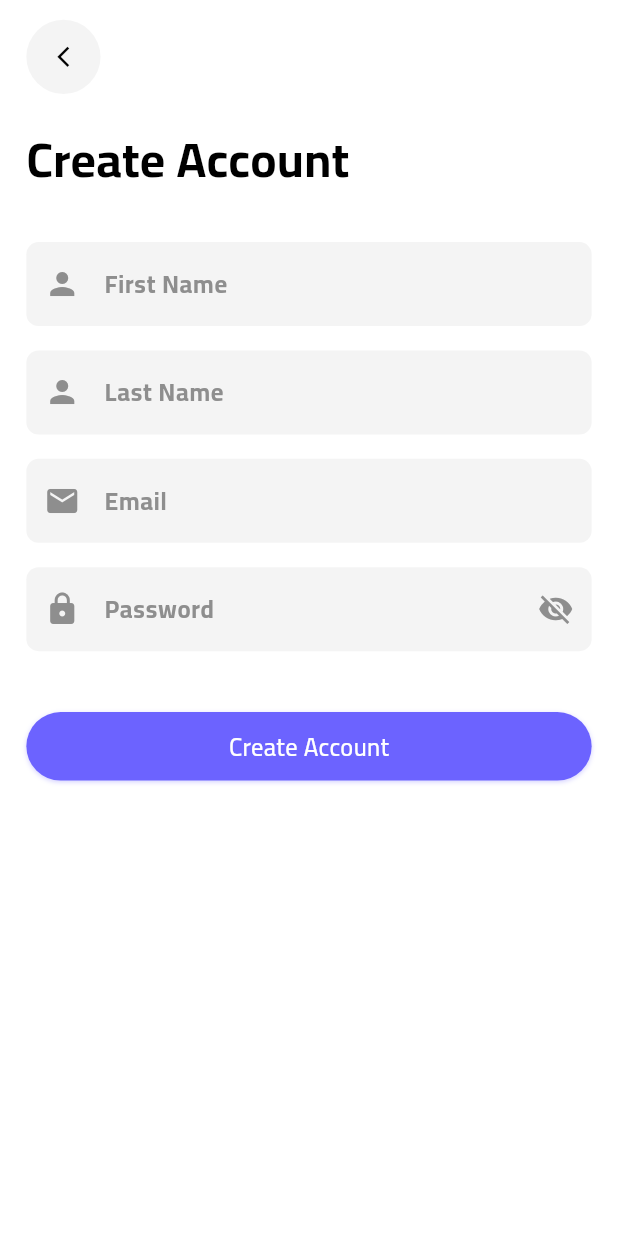
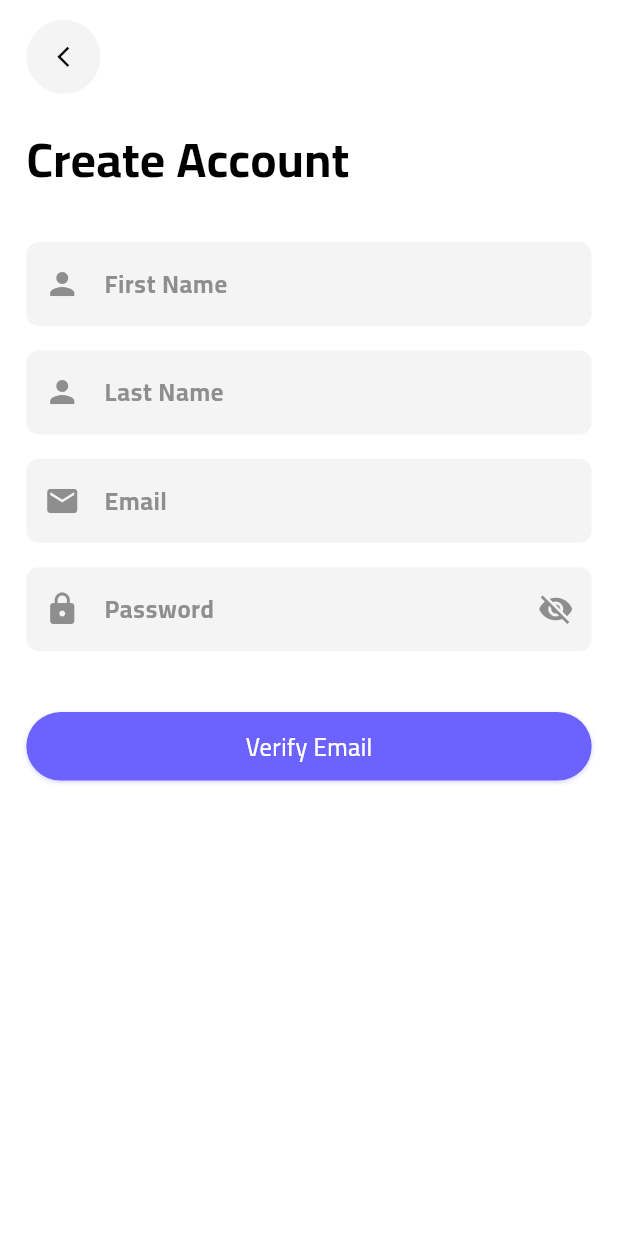
Before and after one commit to M-Fawzy2004/ShopApp, a Flutter app: the RegisterView screen opened by its route, on a phone screen of 412 x 824 dp. Run offline on Flutter 3.47's test engine with Material 3 defaults, Android fonts, the phone set to English and light mode, and no system bars; our stand-ins replace bloc, dartz, device_preview, equatable, flutter_bloc, flutter_screenutil and 5 more; accounts and stored records are empty; network calls fail.

Commit message:
feat(auth): implement user registration with email verification
- Allow users to create a new account
- Send verification code to user's email
- Store user data securely after registration

```diff
--- a/lib/core/helper/app_router.dart
+++ b/lib/core/helper/app_router.dart
@@ -1,4 +1,5 @@
 import 'package:clothes_ecommerce_app/core/di/app_providers.dart';
+import 'package:clothes_ecommerce_app/feature/auth/presentation/view/email_verf_view.dart';
 import 'package:clothes_ecommerce_app/feature/auth/presentation/view/forget_password_view.dart';
 import 'package:clothes_ecommerce_app/feature/auth/presentation/view/login_view.dart';
 import 'package:clothes_ecommerce_app/feature/auth/presentation/view/register_view.dart';
@@ -15,6 +16,7 @@ abstract class AppRouter {
   static const forgetPasswordView = '/forgetPasswordView';
   static const sendEmailView = '/sendEmailView';
   static const mainView = '/mainView';
+  static const emailVerfView = '/emailVerfView';
 
   static var router = GoRouter(
     routes: [
@@ -57,6 +59,13 @@ abstract class AppRouter {
           return const MainView();
         },
       ),
+      GoRoute(
+        path: emailVerfView,
+        builder: (BuildContext context, GoRouterState state) {
+          final email = state.extra as String;
+          return AppProviders.auth(child: EmailVerfView(email: email));
+        },
+      ),
     ],
   );
 }
--- a/lib/core/helper/extension.dart
+++ b/lib/core/helper/extension.dart
@@ -20,7 +20,7 @@ extension Navigation on BuildContext {
       PageRouteBuilder(
         pageBuilder: (context, animation, secondaryAnimation) => page,
         transitionsBuilder: (context, animation, secondaryAnimation, child) {
-          final begin = const Offset(-1.0, 0.0);
+          final begin = const Offset(1.0, 0.0);
           const end = Offset.zero;
           const curve = Curves.ease;
 
--- a/lib/core/utils/assets.dart
+++ b/lib/core/utils/assets.dart
@@ -46,7 +46,15 @@ class Assets {
   /// assets/images/icon/save_icon.png
   static const String imagesIconSaveIcon = "assets/images/icon/save_icon.png";
 
+  /// Assets for imagesPngForgetPassImage
+  /// assets/images/png/forget_pass_image.png
+  static const String imagesPngForgetPassImage = "assets/images/png/forget_pass_image.png";
+
   /// Assets for imagesPngSendMail
   /// assets/images/png/send_mail.png
   static const String imagesPngSendMail = "assets/images/png/send_mail.png";
+
+  /// Assets for imagesPngVerfEmail
+  /// assets/images/png/verf_email.png
+  static const String imagesPngVerfEmail = "assets/images/png/verf_email.png";
 }
--- a/lib/core/widget/custom_text_field.dart
+++ b/lib/core/widget/custom_text_field.dart
@@ -12,6 +12,7 @@ class CustomTextField extends StatefulWidget {
     this.suffixIcon,
     this.prefixIcon,
     this.isPassword = false,
+    this.keyboardType,
   });
 
   final String? Function(String?)? validator;
@@ -20,6 +21,7 @@ class CustomTextField extends StatefulWidget {
   final Widget? suffixIcon;
   final Widget? prefixIcon;
   final bool isPassword;
+  final TextInputType? keyboardType;
 
   @override
   State<CustomTextField> createState() => _CustomTextFieldState();
@@ -33,6 +35,7 @@ class _CustomTextFieldState extends State<CustomTextField> {
     return TextFormField(
       validator: widget.validator,
       controller: widget.controller,
+      keyboardType: widget.keyboardType,
       obscureText: widget.isPassword ? _obscureText : false,
       style: AppStyles.font16BlackBold(context),
       decoration: InputDecoration(
--- /dev/null
+++ b/lib/feature/auth/presentation/view/email_verf_view.dart
@@ -0,0 +1,21 @@
+import 'package:clothes_ecommerce_app/feature/auth/presentation/view/widget/email_verf_view_bloc_consumer.dart';
+import 'package:flutter/material.dart';
+import 'package:flutter_screenutil/flutter_screenutil.dart';
+
+class EmailVerfView extends StatelessWidget {
+  final String email;
+
+  const EmailVerfView({super.key, required this.email});
+
+  @override
+  Widget build(BuildContext context) {
+    return Scaffold(
+      body: SafeArea(
+        child: Padding(
+          padding: EdgeInsets.symmetric(horizontal: 16.w),
+          child: EmailVerfViewBlocConsumer(email: email),
+        ),
+      ),
+    );
+  }
+}
--- a/lib/feature/auth/presentation/view/widget/register_form.dart
+++ b/lib/feature/auth/presentation/view/widget/register_form.dart
@@ -1,58 +1,102 @@
-import 'package:clothes_ecommerce_app/core/helper/app_router.dart';
 import 'package:clothes_ecommerce_app/core/helper/spacing.dart';
+import 'package:clothes_ecommerce_app/core/helper/validators.dart';
 import 'package:clothes_ecommerce_app/core/theme/app_colors.dart';
 import 'package:clothes_ecommerce_app/core/widget/custom_button.dart';
 import 'package:clothes_ecommerce_app/core/widget/custom_text_field.dart';
+import 'package:clothes_ecommerce_app/feature/auth/presentation/manager/auth_cubit/auth_cubit.dart';
 import 'package:flutter/material.dart';
-import 'package:go_router/go_router.dart';
+import 'package:flutter_bloc/flutter_bloc.dart';
 
-class RegisterForm extends StatelessWidget {
+class RegisterForm extends StatefulWidget {
   const RegisterForm({super.key});
 
   @override
+  State<RegisterForm> createState() => _RegisterFormState();
+}
+
+class _RegisterFormState extends State<RegisterForm> {
+  final formKey = GlobalKey<FormState>();
+  final firstNameController = TextEditingController();
+  final lastNameController = TextEditingController();
+  final emailController = TextEditingController();
+  final passwordController = TextEditingController();
+
+  @override
   Widget build(BuildContext context) {
-    return Column(
+    return Form(
+      key: formKey,
+      child: Column(
         children: [
-        const CustomTextField(
+          CustomTextField(
+            controller: firstNameController,
             hintText: 'First Name',
-          prefixIcon: Icon(
+            prefixIcon: const Icon(
               Icons.person,
               color: AppColors.darkGrey,
             ),
+            validator: AppValidator.validateName,
           ),
           heightBox(16),
-        const CustomTextField(
+          CustomTextField(
+            controller: lastNameController,
             hintText: 'Last Name',
-          prefixIcon: Icon(
+            prefixIcon: const Icon(
               Icons.person,
               color: AppColors.darkGrey,
             ),
+            validator: AppValidator.validateName,
           ),
           heightBox(16),
-        const CustomTextField(
+          CustomTextField(
+            controller: emailController,
             hintText: 'Email',
-          prefixIcon: Icon(
+            keyboardType: TextInputType.emailAddress,
+            prefixIcon: const Icon(
               Icons.email,
               color: AppColors.darkGrey,
             ),
+            validator: AppValidator.validateEmail,
           ),
           heightBox(16),
-        const CustomTextField(
+          CustomTextField(
+            controller: passwordController,
             hintText: 'Password',
             isPassword: true,
-          prefixIcon: Icon(
+            prefixIcon: const Icon(
               Icons.lock,
               color: AppColors.darkGrey,
             ),
+            validator: AppValidator.validatePassword,
           ),
           heightBox(40),
           CustomButton(
-          text: 'Create Account',
-          onPressed: () {
-            context.push(AppRouter.mainView);
-          },
+            text: 'Verify Email',
+            onPressed: handleRegister,
           ),
         ],
+      ),
+    );
+  }
+
+  @override
+  void dispose() {
+    firstNameController.dispose();
+    lastNameController.dispose();
+    emailController.dispose();
+    passwordController.dispose();
+    super.dispose();
+  }
+
+  void handleRegister() {
+    if (formKey.currentState!.validate()) {
+      final fullName =
+          '${firstNameController.text.trim()} ${lastNameController.text.trim()}';
+
+      context.read<AuthCubit>().signUpWithEmail(
+            email: emailController.text.trim(),
+            password: passwordController.text,
+            displayName: fullName,
           );
     }
   }
+}
--- /dev/null
+++ b/lib/feature/auth/presentation/view/widget/register_form_bloc_consumer.dart
@@ -0,0 +1,31 @@
+import 'package:clothes_ecommerce_app/core/helper/app_router.dart';
+import 'package:clothes_ecommerce_app/core/helper/custom_snackbar.dart';
+import 'package:clothes_ecommerce_app/feature/auth/presentation/manager/auth_cubit/auth_cubit.dart';
+import 'package:clothes_ecommerce_app/feature/auth/presentation/view/widget/register_form.dart';
+import 'package:flutter/material.dart';
+import 'package:flutter_bloc/flutter_bloc.dart';
+import 'package:go_router/go_router.dart';
+
+class RegisterFormBlocConsumer extends StatelessWidget {
+  const RegisterFormBlocConsumer({super.key});
+
+  @override
+  Widget build(BuildContext context) {
+    return BlocConsumer<AuthCubit, AuthState>(
+      listener: (context, state) {
+        if (state is AuthVerificationRequired) {
+          context.push(AppRouter.emailVerfView, extra: state.email);
+        } else if (state is AuthError) {
+          CustomSnackBar.show(
+            context,
+            message: state.message,
+            type: SnackBarType.error,
+          );
+        }
+      },
+      builder: (context, state) {
+        return const RegisterForm();
+      },
+    );
+  }
+}
--- a/lib/feature/auth/presentation/view/widget/register_view_body.dart
+++ b/lib/feature/auth/presentation/view/widget/register_view_body.dart
@@ -1,7 +1,7 @@
 import 'package:clothes_ecommerce_app/core/helper/spacing.dart';
 import 'package:clothes_ecommerce_app/core/theme/app_styles.dart';
 import 'package:clothes_ecommerce_app/core/widget/icon_back.dart';
-import 'package:clothes_ecommerce_app/feature/auth/presentation/view/widget/register_form.dart';
+import 'package:clothes_ecommerce_app/feature/auth/presentation/view/widget/register_form_bloc_consumer.dart';
 import 'package:flutter/material.dart';
 
 class RegisterViewBody extends StatelessWidget {
@@ -22,7 +22,7 @@ class RegisterViewBody extends StatelessWidget {
             style: AppStyles.font32BlackBold(context),
           ),
           heightBox(32),
-          const RegisterForm(),
+          const RegisterFormBlocConsumer(),
         ],
       ),
     );
```
Also changed, not shown: lib/feature/auth/presentation/view/widget/email_verf_view_bloc_consumer.dart (added, +39 -0 lines), lib/feature/auth/presentation/view/widget/email_verf_view_body.dart (added, +90 -0 lines), assets/images/png/forget_pass_image.png (added), assets/images/png/verf_email.png (added). Lines whose indentation alone changed are shown as unchanged.
